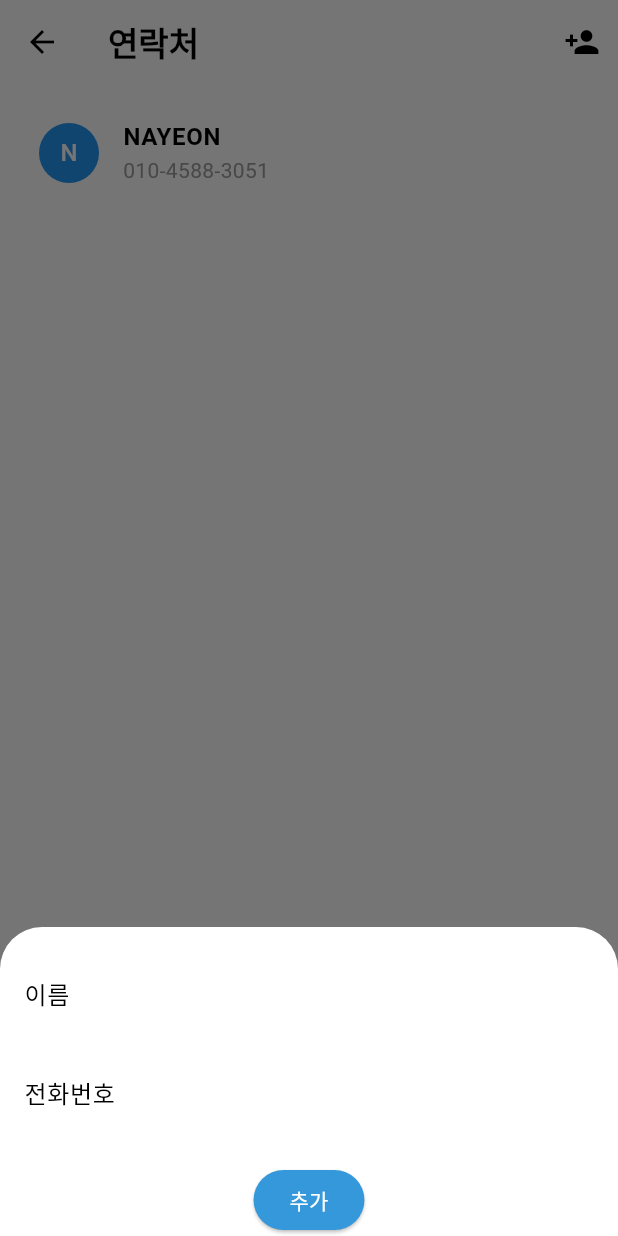
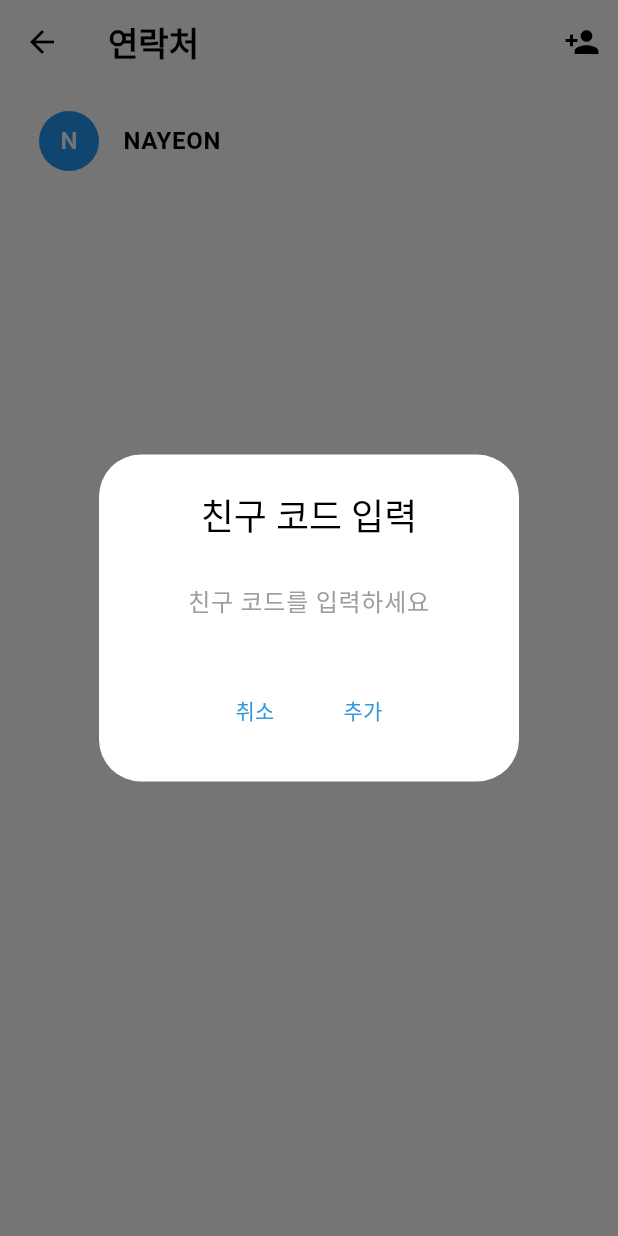
Before and after one commit to CSID-DGU/2024-02-CSC4004-3-1-FirstTeam, a Flutter app: the ContactPage screen opened directly, after a tap on the "person add" icon, on a phone screen of 412 x 824 dp. Run offline on Flutter 3.47's test engine with Material 3 defaults, Android fonts, the phone set to English and light mode, and no system bars; our stand-ins replace cloud_firestore, firebase_auth, firebase_core; accounts and stored records are empty; network calls fail.

Commit message:
style: 다이얼로그 스타일 통일

```diff
--- a/schedscope/lib/pages/chat/create_room_dialog.dart
+++ b/schedscope/lib/pages/chat/create_room_dialog.dart
@@ -16,12 +16,11 @@ Future<void> showCreateRoomDialog(BuildContext context) async {
           child: Center(
             child: ListBody(
               children: <Widget>[
-                const Center(child: Text('채팅방의 이름을 입력하세요')),
-                const SizedBox(height: 8), // 위젯 사이의 간격
+                // const SizedBox(height: 8), // 위젯 사이의 간격
                 TextField(
                   controller: roomNameController,
                   decoration: const InputDecoration(
-                    hintText: '채팅방 이름',
+                    hintText: '채팅방의 이름을 입력하세요',
                     hintStyle:
                         TextStyle(color: Colors.grey), // hintText 색상 연하게 설정
                   ),
--- a/schedscope/lib/pages/contact/contact_page.dart
+++ b/schedscope/lib/pages/contact/contact_page.dart
@@ -14,47 +14,54 @@ class _ContactPageState extends State<ContactPage> {
   ];
 
   void _addNewContact() {
-    showModalBottomSheet(
+    showDialog(
       context: context,
-      isScrollControlled: true,
       builder: (BuildContext context) {
-        String name = '';
-        String number = '';
-        return SingleChildScrollView(
-          child: Padding(
-            padding: EdgeInsets.only(
-              left: 16.0,
-              right: 16.0,
-              top: 16.0,
-              bottom: MediaQuery.of(context).viewInsets.bottom,
-            ),
+        String friendCode = '';
+        return AlertDialog(
+          title: const Center(child: Text('친구 코드 입력')),
+          content: const SingleChildScrollView(
             child: Column(
               mainAxisSize: MainAxisSize.min,
               children: [
                 TextField(
-                  decoration: const InputDecoration(labelText: '이름'),
-                  onChanged: (value) => name = value,
+                  decoration: InputDecoration(
+                    hintText: '친구 코드를 입력하세요',
+                    hintStyle:
+                        TextStyle(color: Colors.grey), // hintText 색상 연하게 설정
+                  ),
+                  textAlign: TextAlign.center, // 텍스트 필드 내용 가운데 정렬
                 ),
-                const SizedBox(height: 10),
-                TextField(
-                  decoration: const InputDecoration(labelText: '전화번호'),
-                  onChanged: (value) => number = value,
+              ],
+            ),
+          ),
+          actions: [
+            Row(
+              mainAxisAlignment: MainAxisAlignment.center,
+              children: [
+                TextButton(
+                  onPressed: () {
+                    Navigator.of(context).pop();
+                  },
+                  child: const Text('취소'),
                 ),
-                const SizedBox(height: 20),
-                ElevatedButton(
+                const SizedBox(width: 8), // 버튼 사이의 간격
+                TextButton(
                   onPressed: () {
-                    if (name.isNotEmpty && number.isNotEmpty) {
+                    if (friendCode.isNotEmpty) {
                       setState(() {
-                        contacts.add({'name': name, 'number': number});
+                        // 친구 코드를 통해 친구를 추가하는 로직을 여기에 추가
+                        // 예시로 임시 데이터를 추가합니다.
+                        contacts.add({'name': '친구 이름', 'number': friendCode});
                       });
-                      Navigator.pop(context);
+                      Navigator.of(context).pop();
                     }
                   },
                   child: const Text('추가'),
                 ),
               ],
             ),
-          ),
+          ],
         );
       },
     );
@@ -104,10 +111,10 @@ class _ContactPageState extends State<ContactPage> {
                   fontWeight: FontWeight.bold,
                 ),
               ),
-              subtitle: Text(
-                contact['number']!,
-                style: const TextStyle(fontSize: 14, color: Colors.grey),
-              ),
+              // subtitle: Text(
+              //   contact['number']!,
+              //   style: const TextStyle(fontSize: 14, color: Colors.grey),
+              // ),
               onTap: () {
                 // 연락처 클릭 시 동작
               },
```
Also changed, not shown: schedscope/lib/pages/chat/chat_room_list.dart (+28 -13 lines).
